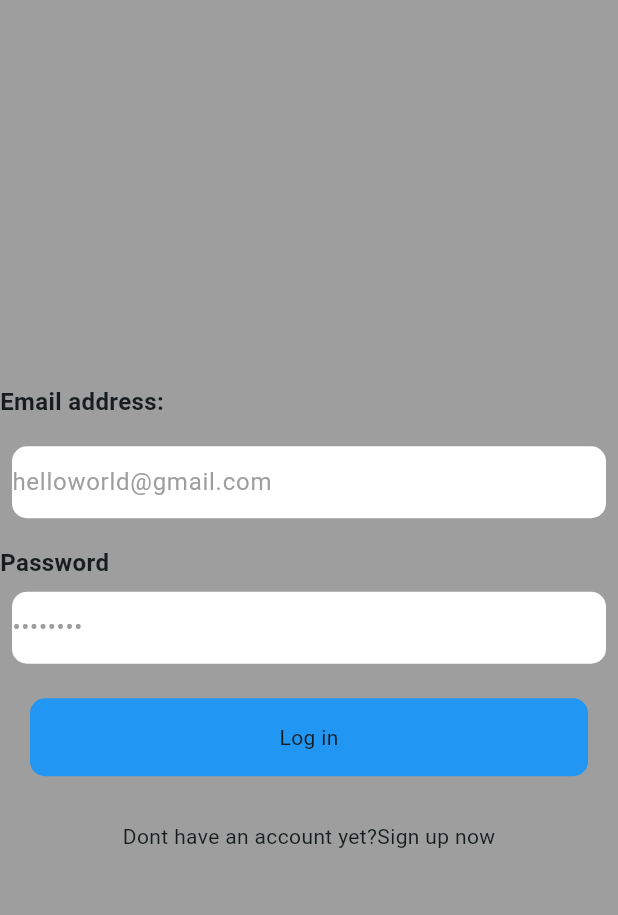
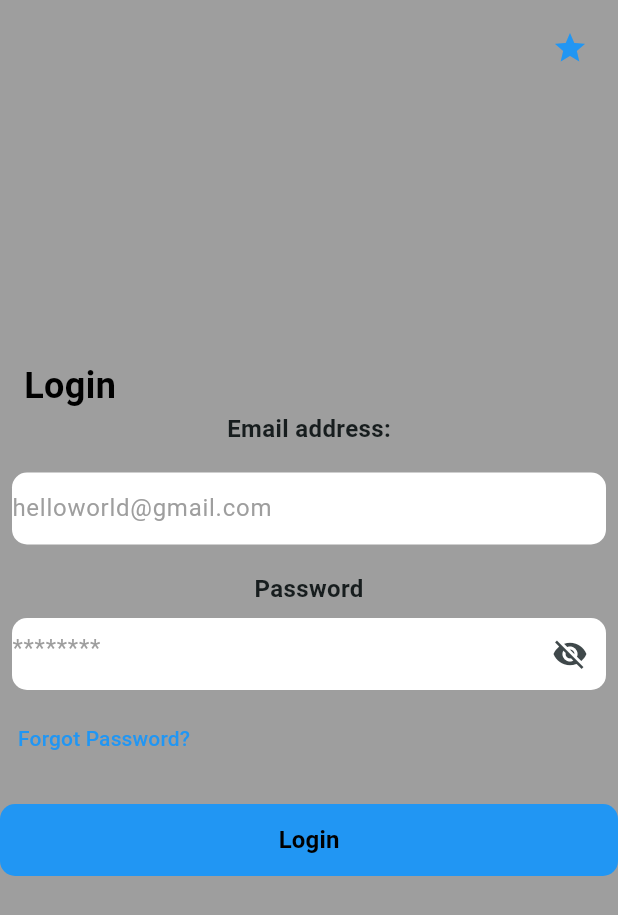
Before and after one commit to DrivingLicenseUni/DrivingLicense, a Flutter app: the screen it shows after launch, on a phone screen of 412 x 824 dp. Shown: the top 915 px of the screen. Run offline on Flutter 3.47's test engine with Material 3 defaults, Android fonts, the light colour scheme and no system bars; our stand-ins replace firebase_auth, firebase_core; accounts and stored records are empty.

Commit message:
Login form/validation ready

```diff
--- a/lib/main.dart
+++ b/lib/main.dart
@@ -1,6 +1,6 @@
 import "package:firebase_core/firebase_core.dart";
 import 'package:flutter/material.dart';
-import 'package:license/view/sign_in.dart';
+import 'package:license/view_model/sign_in_logic.dart';
 
 Future<void> main() async {
   WidgetsFlutterBinding.ensureInitialized();
@@ -23,7 +23,7 @@ class MyApp extends StatelessWidget {
           colorScheme: ColorScheme.fromSeed(seedColor: Colors.white),
           useMaterial3: true,
         ),
-        home: const SignInScreen());
+        home: const SigninAuth());
   }
 }
 
--- a/lib/view/sign_in.dart
+++ b/lib/view/sign_in.dart
@@ -1,30 +1,113 @@
+import 'dart:async';
+import 'package:firebase_auth/firebase_auth.dart';
 import 'package:flutter/material.dart';
+import 'package:license/model/sign_in_model.dart';
 
 class SignInScreen extends StatefulWidget {
-  const SignInScreen({super.key});
+  const SignInScreen({
+    super.key,
+  });
 
   @override
   State<SignInScreen> createState() => _SignInScreenState();
 }
 
 class _SignInScreenState extends State<SignInScreen> {
+  final UserModel _userModel = UserModel();
+
+  final _emailController = TextEditingController();
+  final _passwordController = TextEditingController();
+  bool _isLoading = false;
+  String? _errorMessage;
+  bool _passwordVisible = false;
+
+  @override
+  void dispose() {
+    super.dispose();
+    _emailController.dispose();
+    _passwordController.dispose();
+  }
+
+  Future<void> signIn() async {
+    setState(() {
+      _isLoading = true;
+      _errorMessage = null;
+    });
+
+    try {
+      await _userModel.signInWithEmailAndPassword(
+        _emailController.text.trim(),
+        _passwordController.text.trim(),
+      );
+      // Successful login, proceed with desired action
+    } catch (error) {
+      String errorMessage = 'An error occurred. Please try again.';
+
+      if (error is FirebaseAuthException) {
+        switch (error.code) {
+          case 'user-not-found':
+            errorMessage = 'User not found. Please check your email.';
+            break;
+          case 'wrong-password':
+            errorMessage = 'Invalid password. Please try again.';
+            break;
+          case 'invalid-email':
+            errorMessage = 'Invalid email address. Please enter a valid email.';
+            break;
+        }
+      }
+
+      setState(() {
+        _errorMessage = errorMessage;
+        _isLoading = false;
+      });
+    }
+  }
+
+  void signOut() async {
+    try {
+      await _userModel.signOut();
+      // Perform any additional actions after signing out
+    } catch (error) {
+      // Handle and display error message
+    }
+  }
+
   @override
   Widget build(BuildContext context) {
     return Scaffold(
       backgroundColor: Colors.grey,
       body: SafeArea(
-        child: Center(
+        child: Stack(
+          children: [
+            // Center the content column
+            Center(
+              child: SingleChildScrollView(
                 child: Column(
                   mainAxisAlignment: MainAxisAlignment.center,
                   children: [
-              // Text labels for Email and Password
                     const Row(
                       children: [
-                  Text(
-                    'Email address:',
-                    style: TextStyle(fontSize: 16, fontWeight: FontWeight.bold),
+                        Padding(
+                          padding: EdgeInsets.only(left: 16.0),
+                          child: Text(
+                            'Login',
+                            style: TextStyle(
+                              fontSize: 24,
+                              fontWeight: FontWeight.bold,
+                              color: Colors.black,
+                            ),
+                          ),
                         ),
                       ],
+                    ),
+                    // Text labels for Email and Password
+                    const Text(
+                      'Email address:',
+                      style: TextStyle(
+                        fontSize: 16,
+                        fontWeight: FontWeight.bold,
+                      ),
                     ),
                     const SizedBox(height: 10),
                     Padding(
@@ -34,8 +117,9 @@ class _SignInScreenState extends State<SignInScreen> {
                           color: Colors.white,
                           borderRadius: BorderRadius.circular(10),
                         ),
-                  child: const TextField(
-                    decoration: InputDecoration(
+                        child: TextFormField(
+                          controller: _emailController,
+                          decoration: const InputDecoration(
                             border: InputBorder.none,
                             hintText: 'helloworld@gmail.com',
                             hintStyle: TextStyle(color: Colors.grey),
@@ -44,13 +128,12 @@ class _SignInScreenState extends State<SignInScreen> {
                       ),
                     ),
                     const SizedBox(height: 10),
-              const Row(
-                children: [
-                  Text(
+                    const Text(
                       'Password',
-                    style: TextStyle(fontSize: 16, fontWeight: FontWeight.bold),
+                      style: TextStyle(
+                        fontSize: 16,
+                        fontWeight: FontWeight.bold,
                       ),
-                ],
                     ),
                     Padding(
                       padding: const EdgeInsets.all(8.0),
@@ -59,39 +142,105 @@ class _SignInScreenState extends State<SignInScreen> {
                           color: Colors.white,
                           borderRadius: BorderRadius.circular(10),
                         ),
-                  child: const TextField(
-                    obscureText: true, // Hides password input
+                        child: TextFormField(
+                          controller: _passwordController,
+                          obscureText: !_passwordVisible,
                           decoration: InputDecoration(
                             border: InputBorder.none,
-                      hintText: '••••••••', // Dots for password field
-                      hintStyle: TextStyle(color: Colors.grey),
+                            hintText: '********',
+                            hintStyle: const TextStyle(color: Colors.grey),
+                            suffixIcon: IconButton(
+                              onPressed: () {
+                                setState(() {
+                                  _passwordVisible = !_passwordVisible;
+                                });
+                              },
+                              icon: Icon(
+                                _passwordVisible
+                                    ? Icons.visibility
+                                    : Icons.visibility_off,
                               ),
                             ),
                           ),
                         ),
-              const SizedBox(height: 15),
-              Padding(
-                padding: const EdgeInsets.symmetric(horizontal: 20),
-                child: Container(
-                  padding: const EdgeInsets.all(16),
-                  decoration: BoxDecoration(
-                      color: Colors.blue,
-                      borderRadius: BorderRadius.circular(10)),
-                  child: const Center(child: Text('Log in')),
                       ),
                     ),
-              const SizedBox(
-                height: 30,
+                    Row(
+                      mainAxisAlignment: MainAxisAlignment.spaceBetween,
+                      children: [
+                        TextButton(
+                          onPressed: () {
+                            // Implement your forgot password logic here
+                          },
+                          child: const Text(
+                            'Forgot Password?',
+                            style: TextStyle(
+                              color: Colors.blue,
                             ),
-              const Row(
-                mainAxisAlignment: MainAxisAlignment.center,
-                children: [
-                  Text('Dont have an account yet?'),
-                  Text('Sign up now'),
-                ],
+                          ),
                         ),
                       ],
                     ),
+                    const SizedBox(height: 20),
+                    Container(
+                      width: double.infinity,
+                      decoration: BoxDecoration(
+                        color: Colors.blue,
+                        borderRadius: BorderRadius.circular(10),
+                      ),
+                      child: ElevatedButton(
+                        onPressed: signIn,
+                        style: ElevatedButton.styleFrom(
+                            elevation: 0, // Remove the button's elevation
+                            shape: RoundedRectangleBorder(
+                                borderRadius: BorderRadius.circular(10)),
+                            backgroundColor: Colors.blue),
+                        child: Padding(
+                          padding: const EdgeInsets.all(8.0),
+                          child: Text(
+                            _isLoading ? 'Logging in...' : 'Login',
+                            style: const TextStyle(
+                              color: Colors.black,
+                              fontSize: 16,
+                              fontWeight: FontWeight.bold,
+                            ),
+                          ),
+                        ),
+                      ),
+                    ),
+                    if (_errorMessage != null) ...[
+                      Text(
+                        _errorMessage!,
+                        style: const TextStyle(
+                          color: Colors.red,
+                        ),
+                      ),
+                      const SizedBox(height: 10),
+                    ],
+                    //TextButton(
+                    //onPressed: sign,
+                    //child: const Text("Don't have an account? Sign up"),
+                    //),
+                  ],
+                ),
+              ),
+            ),
+            if (_isLoading)
+              Container(
+                color: Colors.black.withOpacity(0.5),
+                child: const Center(
+                  child: CircularProgressIndicator(),
+                ),
+              ),
+            const Positioned(
+              top: 20.0,
+              right: 20.0,
+              child: Icon(
+                Icons.star,
+                color: Colors.blue,
+              ),
+            )
+          ],
         ),
       ),
     );
--- /dev/null
+++ b/lib/view_model/sign_in_logic.dart
@@ -0,0 +1,24 @@
+import "package:firebase_auth/firebase_auth.dart";
+import "package:flutter/material.dart";
+import "package:license/view/home_dummy.dart";
+import "package:license/view/sign_in.dart";
+
+class SigninAuth extends StatelessWidget {
+  const SigninAuth({super.key});
+
+  @override
+  Widget build(BuildContext context) {
+    return Scaffold(
+      body: StreamBuilder<User?>(
+        stream: FirebaseAuth.instance.authStateChanges(),
+        builder: (context, snapshot) {
+          if (snapshot.hasData) {
+            return const HomeScreen();
+          } else {
+            return const SignInScreen();
+          }
+        },
+      ),
+    );
+  }
+}
```
Also changed, not shown: lib/model/sign_in_model.dart (added, +29 -0 lines), lib/view/home_dummy.dart (added, +37 -0 lines). Lines whose indentation alone changed are shown as unchanged.
